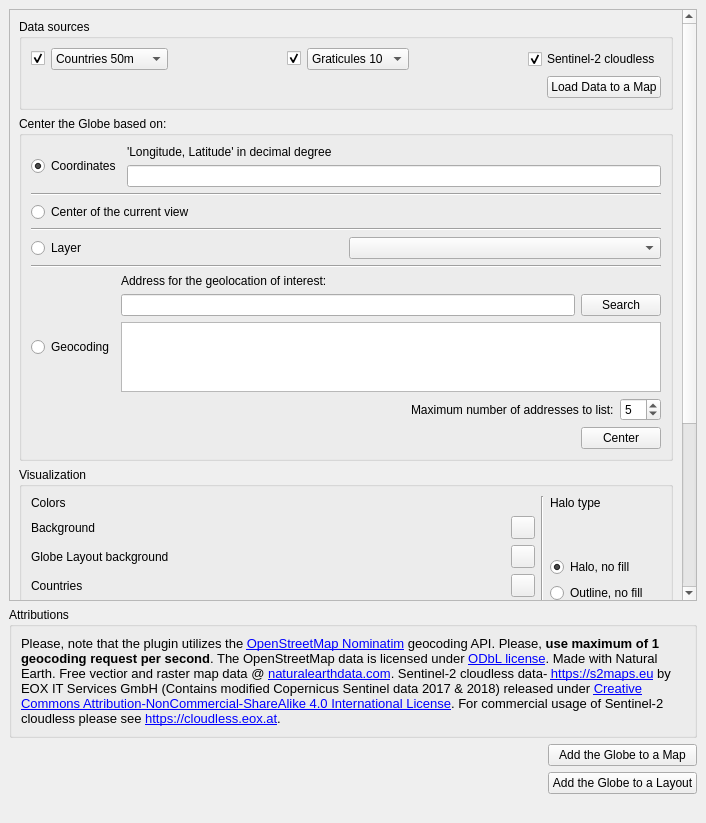
First picture: the form in GlobeBuilder/resources/ui/globe_builder_dockwidget_base.ui, repository GispoCoding/GlobeBuilder, before the edit.
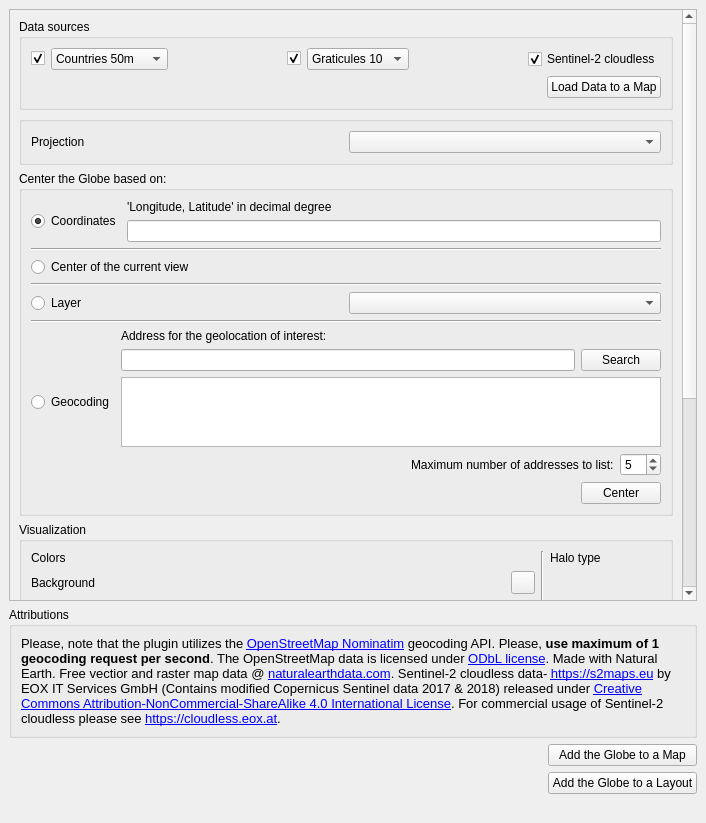
Second picture: the form after the edit. Custom widgets are drawn as their Qt base class.

Commit message: Add initial support for Equal Earth projection

Diff of the .ui file:
```diff
--- a/GlobeBuilder/resources/ui/globe_builder_dockwidget_base.ui
+++ b/GlobeBuilder/resources/ui/globe_builder_dockwidget_base.ui
@@ -32,9 +32,9 @@
          <property name="geometry">
           <rect>
            <x>0</x>
-           <y>0</y>
+           <y>-60</y>
            <width>670</width>
-           <height>909</height>
+              <height>984</height>
           </rect>
          </property>
          <layout class="QVBoxLayout" name="verticalLayout_10">
@@ -171,7 +171,23 @@
            </layout>
           </item>
           <item>
-           <widget class="QgsCollapsibleGroupBox" name="mGroupBox_2">
+                 <widget class="QgsCollapsibleGroupBox" name="mGroupBox_5">
+                     <layout class="QHBoxLayout" name="horizontalLayout_17">
+                         <item>
+                             <widget class="QLabel" name="label_14">
+                                 <property name="text">
+                                     <string>Projection</string>
+                                 </property>
+                             </widget>
+                         </item>
+                         <item>
+                             <widget class="QComboBox" name="comboBoxProjections"/>
+                         </item>
+                     </layout>
+                 </widget>
+             </item>
+             <item>
+                 <widget class="QgsCollapsibleGroupBox" name="centeringGroupBox">
             <property name="enabled">
              <bool>true</bool>
             </property>
```
Left out of the diff: 1 changed line with no effect on the pictures. Lines whose indentation alone changed are shown as unchanged. The commit also changes 9 other files.
